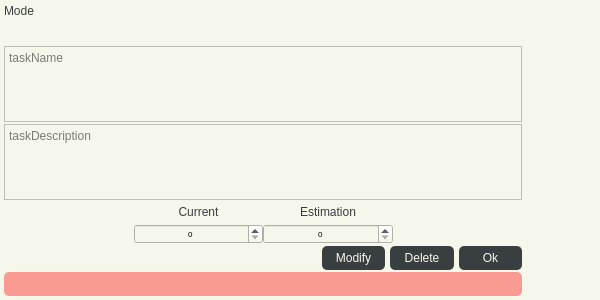
TheVipek/PomoPeak, file PomoPeak/ui/taskQT.ui: the form before one commit.
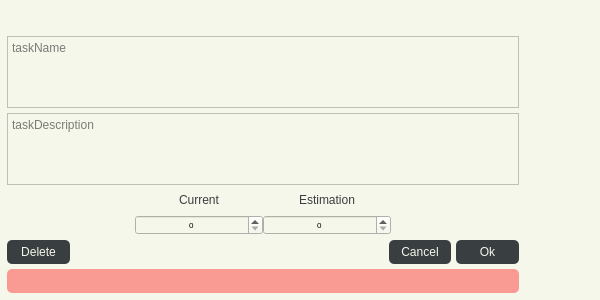
The form after the commit. Icons and pictures are not drawn.

What changed in the file:
```diff
--- a/PomoPeak/ui/taskQT.ui
+++ b/PomoPeak/ui/taskQT.ui
@@ -116,34 +116,22 @@
      <property name="autoFillBackground">
       <bool>false</bool>
      </property>
-     <layout class="QVBoxLayout" name="verticalLayout_2" stretch="0,0,0,0,0,0,0,0">
+     <layout class="QVBoxLayout" name="verticalLayout_2" stretch="0,0,0,0,0,0,0">
       <property name="spacing">
-       <number>2</number>
+       <number>5</number>
       </property>
       <property name="leftMargin">
-       <number>2</number>
+       <number>5</number>
       </property>
       <property name="topMargin">
-       <number>2</number>
+       <number>5</number>
       </property>
       <property name="rightMargin">
-       <number>2</number>
+       <number>5</number>
       </property>
       <property name="bottomMargin">
-       <number>2</number>
+       <number>5</number>
       </property>
-      <item>
-       <widget class="QLabel" name="modeLabel">
-        <property name="font">
-         <font>
-          <pointsize>-1</pointsize>
-         </font>
-        </property>
-        <property name="text">
-         <string>Mode</string>
-        </property>
-       </widget>
-      </item>
       <item>
        <layout class="QHBoxLayout" name="doneLayout" stretch="1,15">
         <property name="spacing">
@@ -488,47 +476,10 @@
        </layout>
       </item>
       <item>
-       <layout class="QHBoxLayout" name="horizontalLayout_2" stretch="5,1,1,1">
+       <layout class="QHBoxLayout" name="horizontalLayout_2" stretch="1,5,1,1">
         <property name="spacing">
          <number>5</number>
         </property>
-        <item>
-         <spacer name="settingsSpace1">
-          <property name="orientation">
-           <enum>Qt::Horizontal</enum>
-          </property>
-          <property name="sizeHint" stdset="0">
-           <size>
-            <width>40</width>
-            <height>20</height>
-           </size>
-          </property>
-         </spacer>
-        </item>
-        <item>
-         <widget class="QPushButton" name="modifyBtn">
-          <property name="sizePolicy">
-           <sizepolicy hsizetype="Preferred" vsizetype="Preferred">
-            <horstretch>0</horstretch>
-            <verstretch>0</verstretch>
-           </sizepolicy>
-          </property>
-          <property name="maximumSize">
-           <size>
-            <width>16777215</width>
-            <height>16777215</height>
-           </size>
-          </property>
-          <property name="font">
-           <font>
-            <pointsize>-1</pointsize>
-           </font>
-          </property>
-          <property name="text">
-           <string>Modify</string>
-          </property>
-         </widget>
-        </item>
         <item>
          <widget class="QPushButton" name="delBtn">
           <property name="sizePolicy">
@@ -553,6 +504,43 @@
           </property>
          </widget>
         </item>
+        <item>
+         <spacer name="settingsSpace1">
+          <property name="orientation">
+           <enum>Qt::Horizontal</enum>
+          </property>
+          <property name="sizeHint" stdset="0">
+           <size>
+            <width>40</width>
+            <height>20</height>
+           </size>
+          </property>
+         </spacer>
+        </item>
+        <item>
+         <widget class="QPushButton" name="cancelBtn">
+          <property name="sizePolicy">
+           <sizepolicy hsizetype="Preferred" vsizetype="Preferred">
+            <horstretch>0</horstretch>
+            <verstretch>0</verstretch>
+           </sizepolicy>
+          </property>
+          <property name="maximumSize">
+           <size>
+            <width>16777215</width>
+            <height>16777215</height>
+           </size>
+          </property>
+          <property name="font">
+           <font>
+            <pointsize>-1</pointsize>
+           </font>
+          </property>
+          <property name="text">
+           <string>Cancel</string>
+          </property>
+         </widget>
+        </item>
         <item>
          <widget class="QPushButton" name="okBtn">
           <property name="sizePolicy">
```
